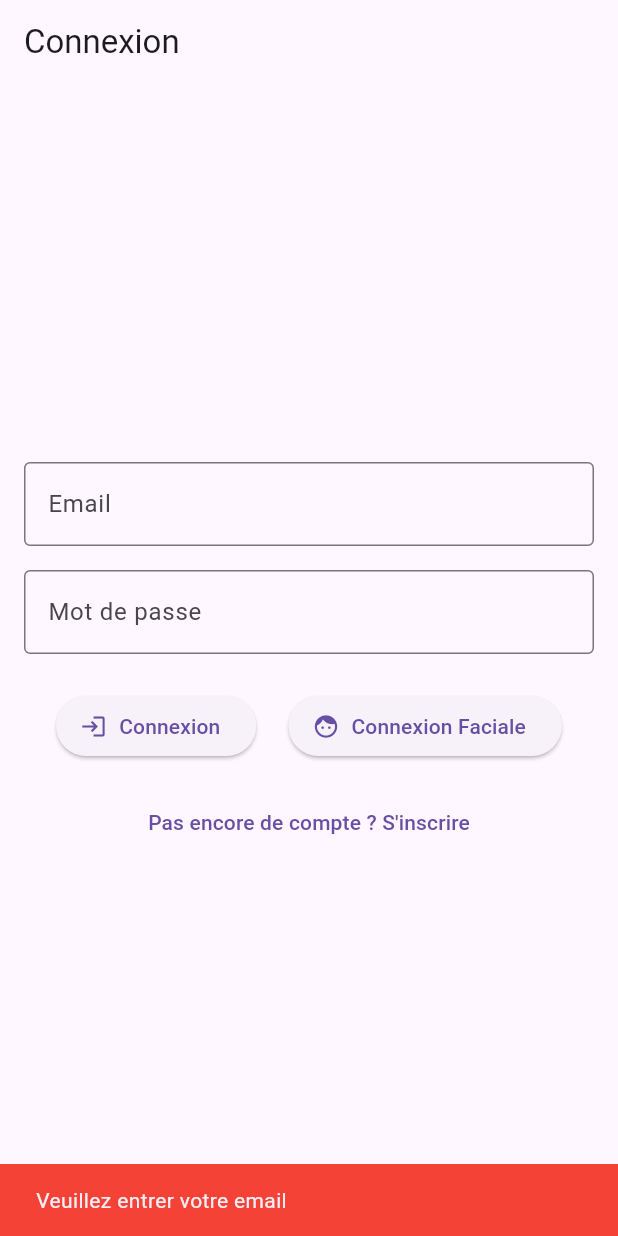
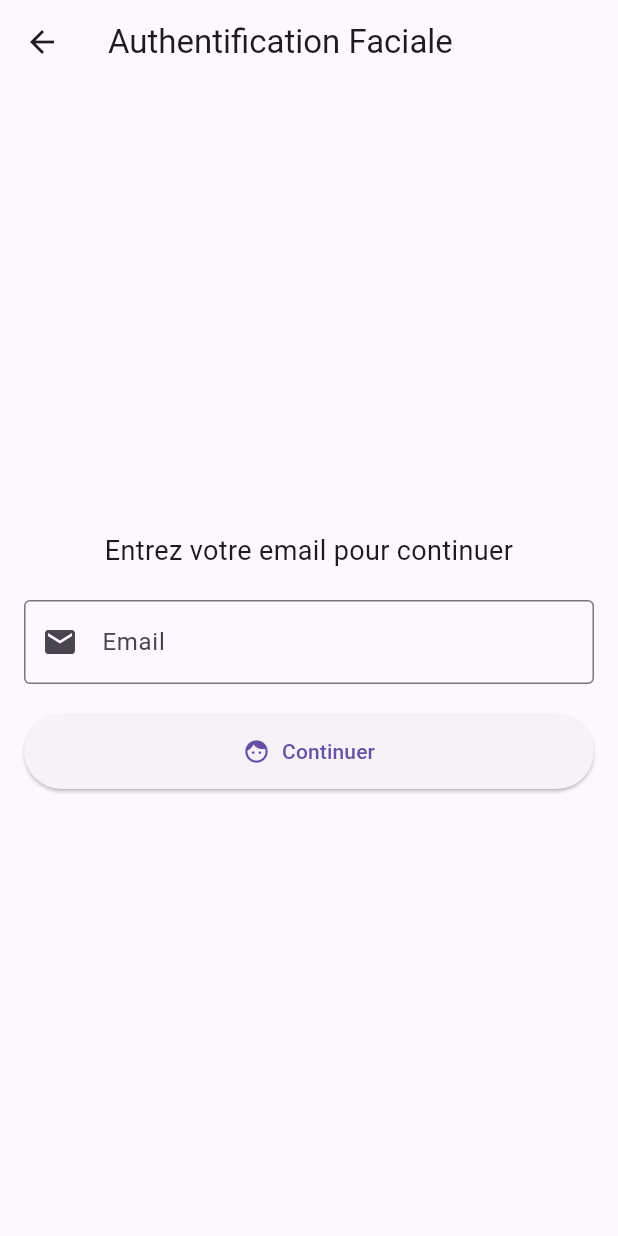
Before and after one commit to amineanime1/login-android-app, a Flutter app: the screen it shows after launch, after a tap on "Connexion Faciale", on a phone screen of 412 x 824 dp. Run offline on Flutter 3.47's test engine with Material 3 defaults, Android fonts, the phone set to English and light mode, and no system bars; our stand-ins replace audioplayers, camera, image_picker, supabase_flutter; missing offline and left inert: google_mlkit_face_detection; accounts and stored records are empty.

Commit message:
face auth v3

```diff
--- /dev/null
+++ b/lib/screens/face_auth_screen.dart
@@ -0,0 +1,100 @@
+import 'package:flutter/material.dart';
+import 'package:tp/screens/face_capture_screen.dart';
+
+class FaceAuthScreen extends StatefulWidget {
+  const FaceAuthScreen({super.key});
+
+  @override
+  State<FaceAuthScreen> createState() => _FaceAuthScreenState();
+}
+
+class _FaceAuthScreenState extends State<FaceAuthScreen> {
+  final _emailController = TextEditingController();
+  final _formKey = GlobalKey<FormState>();
+  bool _isLoading = false;
+
+  @override
+  void dispose() {
+    _emailController.dispose();
+    super.dispose();
+  }
+
+  void _continueToFaceAuth() {
+    if (_formKey.currentState!.validate()) {
+      final email = _emailController.text.trim();
+      Navigator.push(
+        context,
+        MaterialPageRoute(
+          builder: (context) => FaceCaptureScreen(
+            email: email,
+            password: '', // Not needed for face auth
+            username: '', // Not needed for face auth
+            isLogin: true,
+          ),
+        ),
+      );
+    }
+  }
+
+  @override
+  Widget build(BuildContext context) {
+    return Scaffold(
+      appBar: AppBar(
+        title: const Text('Authentification Faciale'),
+      ),
+      body: Padding(
+        padding: const EdgeInsets.all(16.0),
+        child: Form(
+          key: _formKey,
+          child: Column(
+            mainAxisAlignment: MainAxisAlignment.center,
+            children: [
+              const Text(
+                'Entrez votre email pour continuer',
+                style: TextStyle(fontSize: 18),
+                textAlign: TextAlign.center,
+              ),
+              const SizedBox(height: 20),
+              TextFormField(
+                controller: _emailController,
+                decoration: const InputDecoration(
+                  labelText: 'Email',
+                  border: OutlineInputBorder(),
+                  prefixIcon: Icon(Icons.email),
+                ),
+                keyboardType: TextInputType.emailAddress,
+                validator: (value) {
+                  if (value == null || value.isEmpty) {
+                    return 'Veuillez entrer votre email';
+                  }
+                  if (!value.contains('@')) {
+                    return 'Veuillez entrer un email valide';
+                  }
+                  return null;
+                },
+              ),
+              const SizedBox(height: 20),
+              SizedBox(
+                width: double.infinity,
+                child: ElevatedButton.icon(
+                  onPressed: _isLoading ? null : _continueToFaceAuth,
+                  icon: _isLoading
+                      ? const SizedBox(
+                          width: 20,
+                          height: 20,
+                          child: CircularProgressIndicator(strokeWidth: 2),
+                        )
+                      : const Icon(Icons.face),
+                  label: Text(_isLoading ? 'Chargement...' : 'Continuer'),
+                  style: ElevatedButton.styleFrom(
+                    padding: const EdgeInsets.symmetric(vertical: 15),
+                  ),
+                ),
+              ),
+            ],
+          ),
+        ),
+      ),
+    );
+  }
+}
--- a/lib/screens/login_screen.dart
+++ b/lib/screens/login_screen.dart
@@ -1,7 +1,7 @@
 import 'package:flutter/material.dart';
 import 'package:provider/provider.dart';
 import 'package:tp/providers/auth_provider.dart';
-import 'package:tp/screens/face_login_screen.dart';
+import 'package:tp/screens/face_auth_screen.dart';
 import 'package:tp/screens/register_screen.dart';
 import 'package:logging/logging.dart';
 
@@ -69,22 +69,11 @@ class _LoginScreenState extends State<LoginScreen> {
     }
   }
 
-  void _navigateToFaceLogin() {
-    if (_emailController.text.isEmpty) {
-      ScaffoldMessenger.of(context).showSnackBar(
-        const SnackBar(
-          content: Text('Veuillez entrer votre email'),
-          backgroundColor: Colors.red,
-        ),
-      );
-      return;
-    }
-
-    Navigator.of(context).push(
+  void _handleFaceLogin() {
+    Navigator.push(
+      context,
       MaterialPageRoute(
-        builder: (context) => FaceLoginScreen(
-          email: _emailController.text.trim(),
-        ),
+        builder: (context) => const FaceAuthScreen(),
       ),
     );
   }
@@ -146,7 +135,7 @@ class _LoginScreenState extends State<LoginScreen> {
                         : const Text('Connexion'),
                   ),
                   ElevatedButton.icon(
-                    onPressed: _isLoading ? null : _navigateToFaceLogin,
+                    onPressed: _isLoading ? null : _handleFaceLogin,
                     icon: const Icon(Icons.face),
                     label: const Text('Connexion Faciale'),
                   ),
--- a/pubspec.yaml
+++ b/pubspec.yaml
@@ -18,8 +18,9 @@ dependencies:
   path: ^1.8.3
   logging: ^1.2.0
   audioplayers: ^5.2.1
-  image: ^4.1.3
+  image: ^4.1.7
   google_mlkit_face_detection: ^0.9.0
+  google_mlkit_commons: ^0.6.1
 
 dev_dependencies:
   flutter_test:
```
Also changed, not shown: lib/providers/auth_provider.dart (+44 -55 lines), lib/screens/face_capture_screen.dart (+107 -7 lines), lib/screens/face_login_screen.dart (+17 -12 lines), lib/services/face_recognition_service.dart (+124 -66 lines), lib/services/supabase_service.dart (+26 -0 lines), pubspec.lock, 2 other files.
